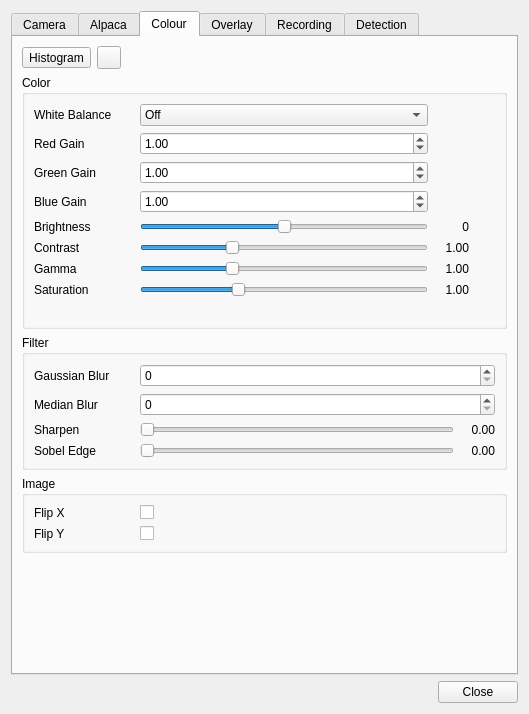
Above: plugins/feature/camera/camerasettingsdialog.ui from srcejon/sdrangel before the change. Below: the same form after it.
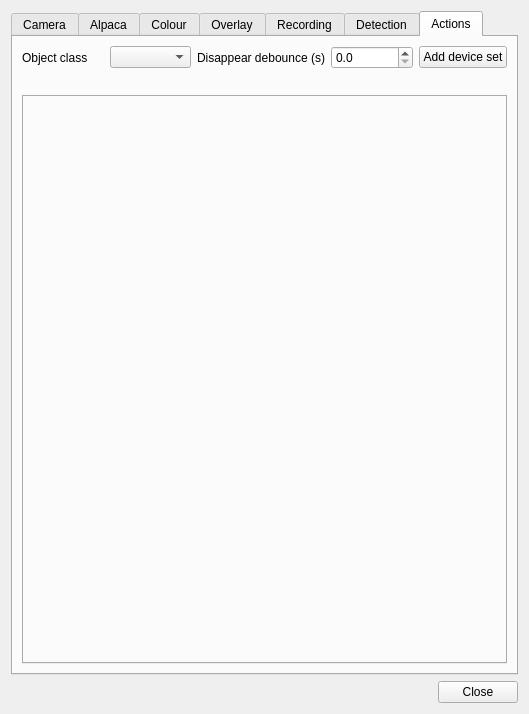
That is the form after the change. The open tabs and pages were chosen to show the change. Icons and pictures are not drawn.

Commit message: Move camera object actions into settings tab

```diff
--- a/plugins/feature/camera/camerasettingsdialog.ui
+++ b/plugins/feature/camera/camerasettingsdialog.ui
@@ -1809,7 +1809,7 @@
       <attribute name="title">
        <string>Recording</string>
       </attribute>
-      <layout class="QVBoxLayout" name="verticalLayout_7">
+      <layout class="QVBoxLayout" name="actionsTabLayout">
        <item>
         <widget class="QGroupBox" name="recordingGroup">
          <property name="title">
@@ -2204,6 +2204,84 @@
           </size>
          </property>
         </spacer>
+       </item>
+     </layout>
+     </widget>
+     <widget class="QWidget" name="actionsTab">
+      <attribute name="title">
+       <string>Actions</string>
+      </attribute>
+      <layout class="QVBoxLayout" name="verticalLayout_7">
+       <item>
+        <layout class="QHBoxLayout" name="actionsHeaderLayout">
+         <item>
+          <widget class="QLabel" name="actionsClassLabel">
+           <property name="text">
+            <string>Object class</string>
+           </property>
+          </widget>
+         </item>
+         <item>
+          <widget class="QComboBox" name="actionsClassCombo">
+           <property name="toolTip">
+            <string>YOLO object class whose actions are being configured</string>
+           </property>
+          </widget>
+         </item>
+         <item>
+          <widget class="QLabel" name="actionsDisappearDebounceLabel">
+           <property name="text">
+            <string>Disappear debounce (s)</string>
+           </property>
+          </widget>
+         </item>
+         <item>
+          <widget class="QDoubleSpinBox" name="actionsDisappearDebounceSpin">
+           <property name="toolTip">
+            <string>How long a class must stay absent before disappearance actions run</string>
+           </property>
+           <property name="decimals">
+            <number>1</number>
+           </property>
+           <property name="minimum">
+            <double>0.000000000000000</double>
+           </property>
+           <property name="maximum">
+            <double>60.000000000000000</double>
+           </property>
+           <property name="singleStep">
+            <double>0.500000000000000</double>
+           </property>
+          </widget>
+         </item>
+         <item>
+          <widget class="QPushButton" name="actionsAddButton">
+           <property name="toolTip">
+            <string>Add device set control settings for the selected object class</string>
+           </property>
+           <property name="text">
+            <string>Add device set</string>
+           </property>
+          </widget>
+         </item>
+        </layout>
+       </item>
+       <item>
+        <widget class="QLabel" name="actionsStatusLabel">
+         <property name="wordWrap">
+          <bool>true</bool>
+         </property>
+         <property name="text">
+          <string/>
+         </property>
+        </widget>
+       </item>
+       <item>
+        <widget class="QTabWidget" name="actionsTabWidget">
+         <property name="tabsClosable">
+          <bool>true</bool>
+         </property>
+        </widget>
        </item>
       </layout>
      </widget>
```
Left out of the diff: 21 changed lines with no effect on the pictures. The commit also changes 6 other files.
